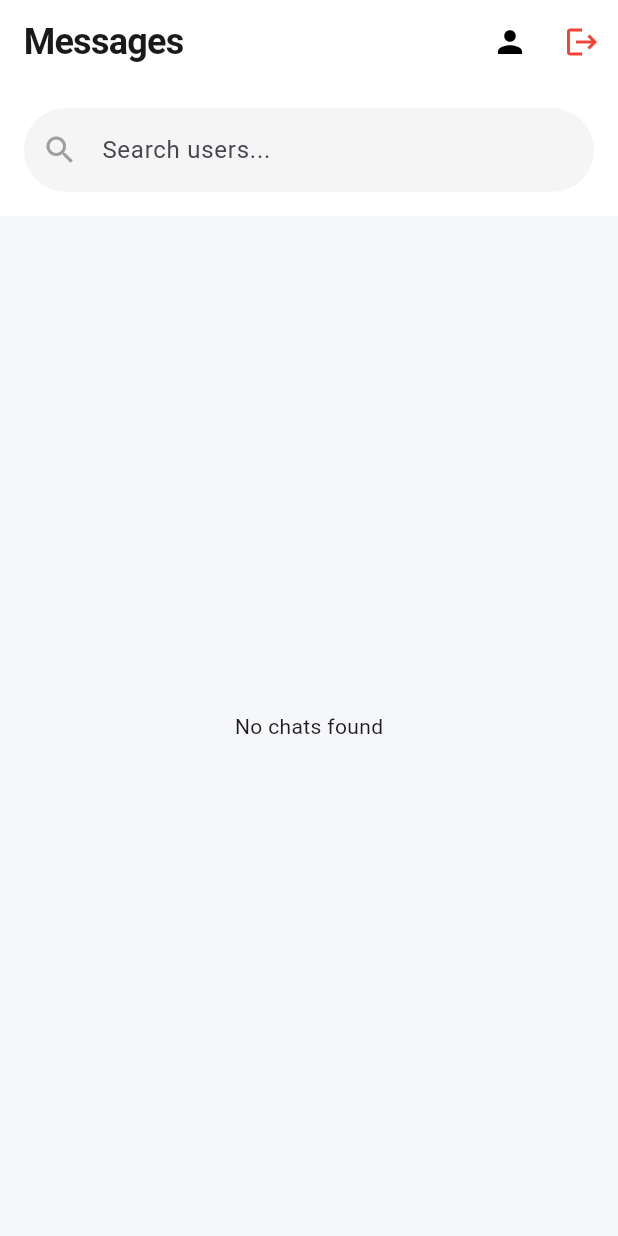
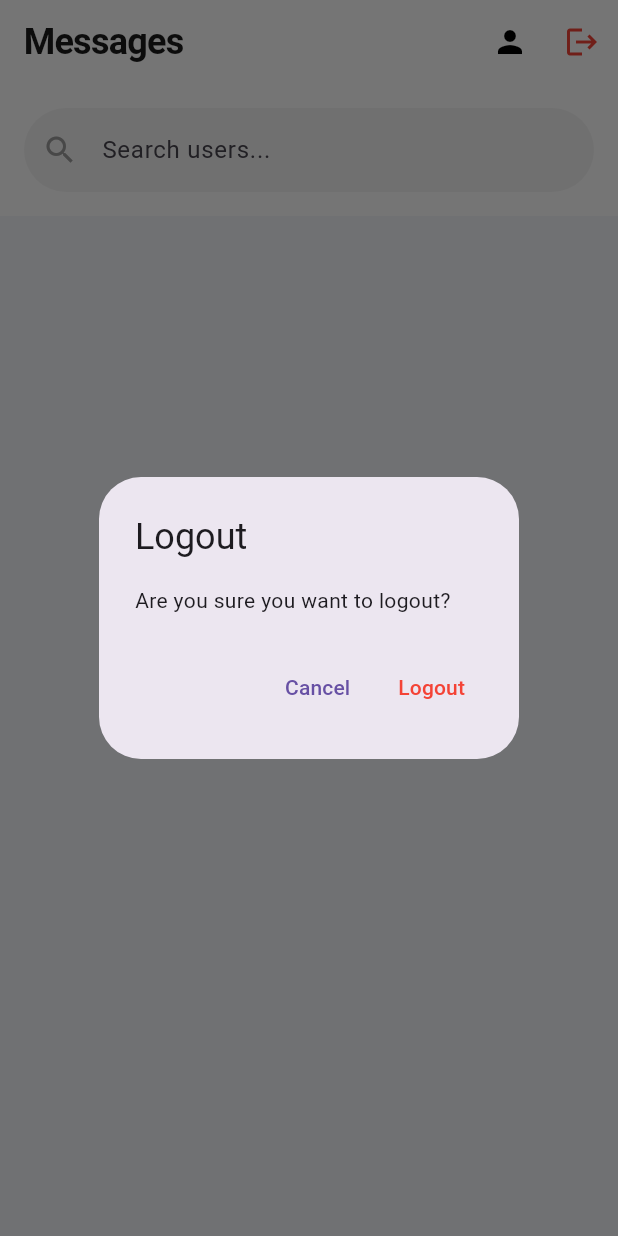
Before and after one commit to KavishkaDulshan/Chat-App-Client, a Flutter app: the HomeScreen screen opened directly, after a tap on the "logout" icon, on a phone screen of 412 x 824 dp. Run offline on Flutter 3.47's test engine with Material 3 defaults, Android fonts, the phone set to English and light mode, and no system bars; our stand-ins replace dio, firebase_core, firebase_messaging, flutter_local_notifications, flutter_riverpod, flutter_secure_storage and 3 more; accounts and stored records are empty.

Commit message:
logout issue partially fixed

```diff
--- a/lib/providers/auth_provider.dart
+++ b/lib/providers/auth_provider.dart
@@ -69,10 +69,18 @@ class AuthController extends Notifier<AuthState> {
   }
 
   Future<void> logout() async {
-    // FIX: Disconnect socket on logout
-    ref.read(socketServiceProvider).disconnect();
-    await ref.read(authServiceProvider).logout();
-    state = AuthState();
+    try {
+      // 1. Try to disconnect socket
+      ref.read(socketServiceProvider).disconnect();
+
+      // 2. Try to notify server
+      await ref.read(authServiceProvider).logout();
+    } catch (e) {
+      print("Logout Warning: $e");
+    } finally {
+      // 3. ALWAYS clear local state, even if errors occur above
+      state = AuthState();
+    }
   }
 
   Future<bool> verifyOTP(String email, String otp) async {
--- a/lib/screens/home_screen.dart
+++ b/lib/screens/home_screen.dart
@@ -31,6 +31,30 @@ class _HomeScreenState extends ConsumerState<HomeScreen> {
   void dispose() {
     _searchController.dispose();
     super.dispose();
+  }
+
+  // ✅ NEW: Logout Dialog Function
+  void _handleLogout() {
+    showDialog(
+      context: context,
+      builder: (context) => AlertDialog(
+        title: const Text("Logout"),
+        content: const Text("Are you sure you want to logout?"),
+        actions: [
+          TextButton(
+            onPressed: () => Navigator.pop(context), // Close dialog
+            child: const Text("Cancel"),
+          ),
+          TextButton(
+            onPressed: () {
+              Navigator.pop(context); // Close dialog
+              ref.read(authProvider.notifier).logout(); // Perform logout
+            },
+            child: const Text("Logout", style: TextStyle(color: Colors.red)),
+          ),
+        ],
+      ),
+    );
   }
 
   void _joinChat(Conversation conv) {
@@ -86,9 +110,10 @@ class _HomeScreenState extends ConsumerState<HomeScreen> {
               MaterialPageRoute(builder: (_) => const ProfileScreen()),
             ),
           ),
+          // ✅ FIX: Call the dialog function instead of direct logout
           IconButton(
             icon: const Icon(Icons.logout, color: Colors.red),
-            onPressed: () => ref.read(authProvider.notifier).logout(),
+            onPressed: _handleLogout,
           ),
         ],
       ),
```
